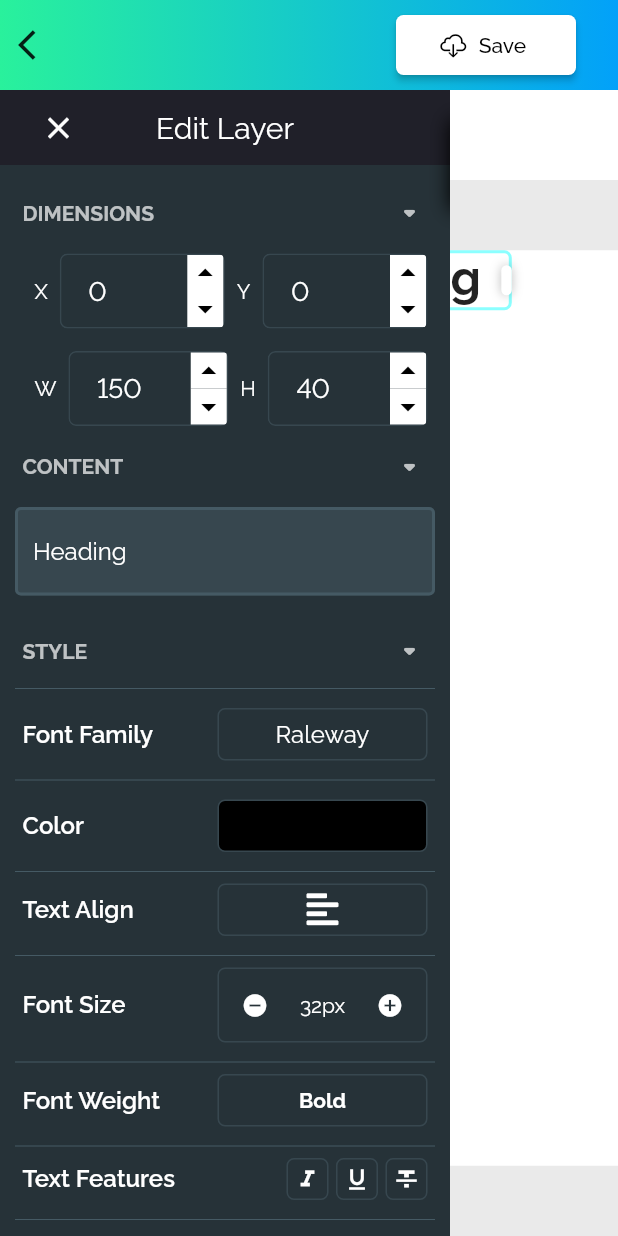
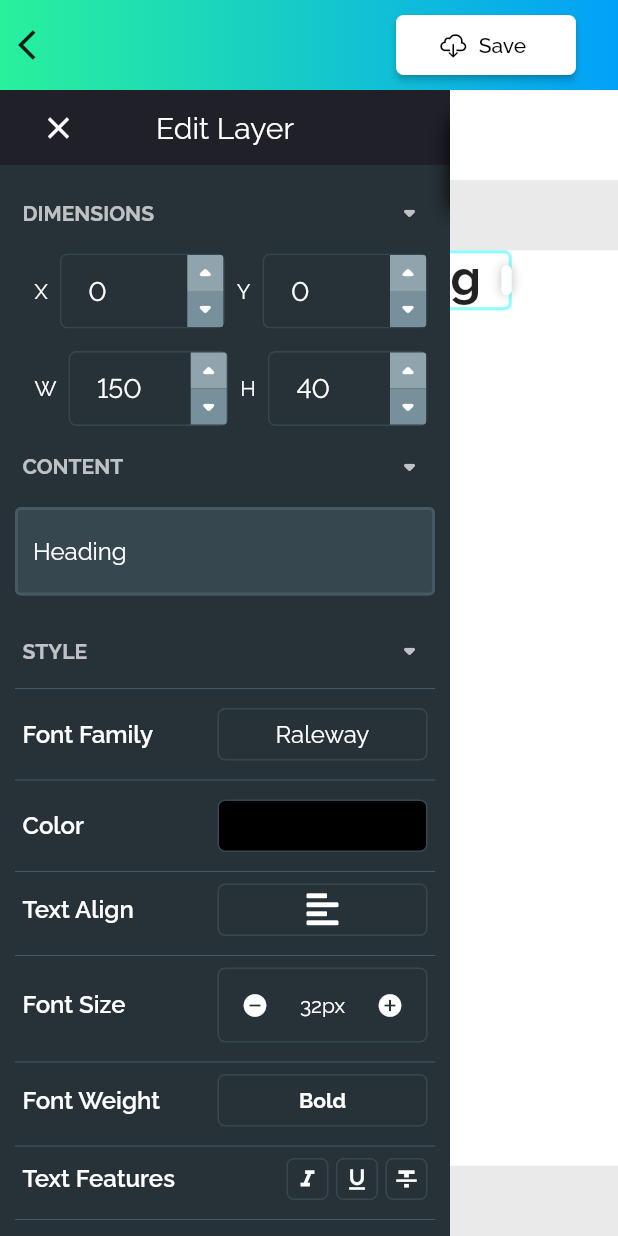
Before and after one commit to wilsonowilson/repaint, a Flutter app: the CreatePage screen opened directly, after a tap on "Heading", on a phone screen of 412 x 824 dp. Run offline on Flutter 3.47's test engine with Material 2 defaults, Android fonts, the phone set to English and light mode, and no system bars; our stand-ins replace bloc, dartz, equatable, file_picker, flutter_bloc, flutter_colorpicker and 3 more; missing offline and left inert: file_selector, layout.

Commit message:
Added image editing

```diff
--- a/lib/components/sidebar/editing_sidebar.dart
+++ b/lib/components/sidebar/editing_sidebar.dart
@@ -1,6 +1,7 @@
 import 'package:flutter/material.dart';
 import 'package:repaint/application/cubit/canvas_cubit.dart';
 import 'package:flutter_bloc/flutter_bloc.dart';
+import 'package:repaint/components/sidebar/image_editor.dart';
 import 'package:repaint/components/sidebar/image_radius_editor.dart';
 import 'package:repaint/components/sidebar/position_editor.dart';
 import 'package:repaint/components/sidebar/shadow_editor.dart';
@@ -13,7 +14,6 @@ import 'package:repaint/components/sidebar/text_decoration_editor.dart';
 import 'package:repaint/components/sidebar/text_font_editor.dart';
 import 'package:repaint/components/sidebar/text_size_editor.dart';
 import 'package:repaint/components/sidebar/text_weight_editor.dart';
-import 'package:repaint/models/layer/image.dart';
 import 'package:repaint/models/layer/layer.dart';
 import 'package:repaint/models/layer/text.dart';
 
@@ -113,9 +113,10 @@ class ImageLayerEditSidebar extends StatelessWidget {
 
   @override
   Widget build(BuildContext context) {
-    final layer = identityLayer.data as ImageLayer;
     return Column(
       children: [
+        ImageEditor(),
+        SizedBox(height: 15),
         SidebarHeading(
           title: 'DIMENSIONS',
           padding: 5,
--- a/lib/components/sidebar/image_radius_editor.dart
+++ b/lib/components/sidebar/image_radius_editor.dart
@@ -32,9 +32,10 @@ class ImageRadiusEditor extends StatelessWidget {
           Padding(
             padding: const EdgeInsets.symmetric(horizontal: 8.0),
             child: Text(
-              'Blur Radius',
+              'Radius',
               style: TextStyle(
                 color: Colors.white,
+                fontWeight: FontWeight.bold,
               ),
               textAlign: TextAlign.center,
             ),
--- a/lib/components/sidebar/shadow_editor.dart
+++ b/lib/components/sidebar/shadow_editor.dart
@@ -1,5 +1,6 @@
 import 'package:flutter/material.dart';
 import 'package:flutter_bloc/flutter_bloc.dart';
+import 'package:google_fonts/google_fonts.dart';
 
 import 'package:repaint/application/cubit/canvas_cubit.dart';
 import 'package:repaint/application/utils/popup.dart';
@@ -106,14 +107,15 @@ class LayerShadowEditor extends StatelessWidget {
               Padding(
                 padding: const EdgeInsets.symmetric(horizontal: 8.0),
                 child: Text(
-                  'Blur Radius',
-                  style: TextStyle(
+                  'BLUR RADIUS',
+                  style: GoogleFonts.raleway(
+                    fontWeight: FontWeight.bold,
                     color: Colors.white,
                   ),
                   textAlign: TextAlign.center,
                 ),
               ),
-              SizedBox(width: 70),
+              SizedBox(width: 55),
               Expanded(
                 child: NumberField(
                   updateValue: 0.1,
--- a/lib/widgets/number_field.dart
+++ b/lib/widgets/number_field.dart
@@ -97,10 +97,10 @@ class _NumberIncrementerState extends State<NumberIncrementer> {
               timer?.cancel();
             },
             child: Container(
-              color: Colors.white,
+              color: Colors.blueGrey.shade300,
               child: Icon(
-                Icons.arrow_drop_up,
-                color: Colors.black,
+                Icons.arrow_drop_up_rounded,
+                color: Colors.white,
               ),
             ),
           ),
@@ -122,10 +122,10 @@ class _NumberIncrementerState extends State<NumberIncrementer> {
               timer?.cancel();
             },
             child: Container(
-              color: Colors.white,
+              color: Colors.blueGrey.shade400,
               child: Icon(
-                Icons.arrow_drop_down,
-                color: Colors.black,
+                Icons.arrow_drop_down_rounded,
+                color: Colors.white,
               ),
             ),
           ),
```
Also changed, not shown: lib/components/sidebar/image_editor.dart (added, +39 -0 lines).
